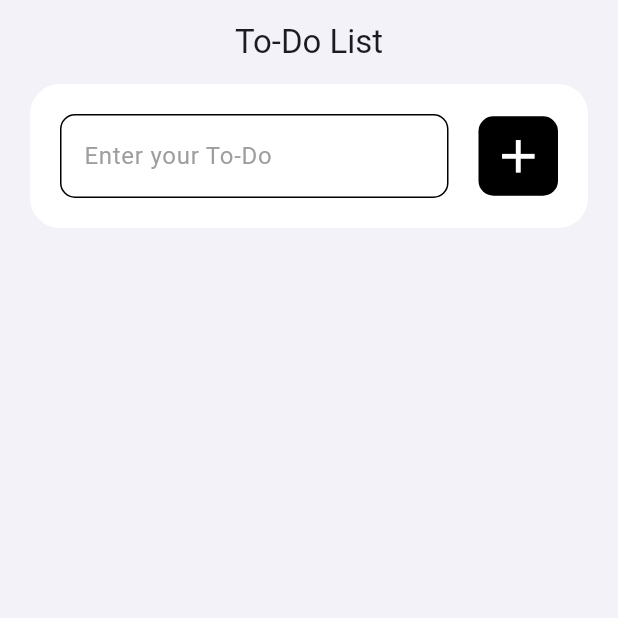
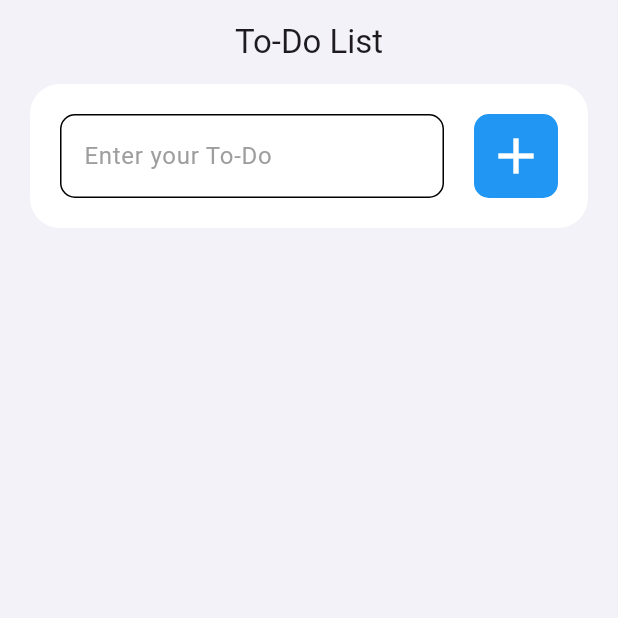
Before and after one commit to abdymazhittoretay/todo_list, a Flutter app: the screen it shows after launch, on a phone screen of 412 x 824 dp, the top half of it. Run offline on Flutter 3.47's test engine with Material 3 defaults, Android fonts, the phone set to English and light mode, and no system bars.

Commit message:
changed color of add button

```diff
--- a/lib/pages/utils/input_field.dart
+++ b/lib/pages/utils/input_field.dart
@@ -56,14 +56,15 @@ class InputField extends StatelessWidget {
     return IconButton(
         tooltip: "Add",
         style: IconButton.styleFrom(
-            backgroundColor: Colors.black,
+            backgroundColor: Colors.blue,
             shape: RoundedRectangleBorder(
-                borderRadius: BorderRadius.circular(10.0))),
+              borderRadius: BorderRadius.circular(10.0),
+            )),
         onPressed: onPressed,
         icon: Icon(
           Icons.add,
           color: Colors.white,
-          size: 37.0,
+          size: 40.0,
         ));
   }
 }
```
